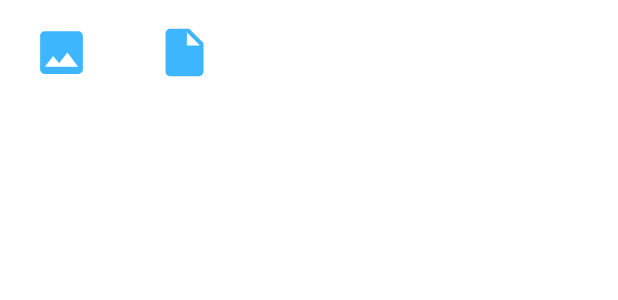
After one commit to scally-dev/messenger, an Android app: the layout choice_upload.xml on its own in the app's theme, with its tools: preview values and no code run, on a phone screen of 412 x 824 dp. The commit adds this screen. Shown: the top 300 px of the screen. Run offline under Robolectric (Android 15) with nearby library versions, the phone set to English and light mode, and no system bars.

Commit message:
48. отправка файлов

```diff
--- a/app/src/main/java/com/example/mymessenger/utilits/appConstants.kt
+++ b/app/src/main/java/com/example/mymessenger/utilits/appConstants.kt
@@ -7,3 +7,6 @@ lateinit var APP_ACTIVITY: MainActivity
 const val TYPE_MESSAGE_IMAGE = "image"
 const val TYPE_MESSAGE_TEXT = "text"
 const val TYPE_MESSAGE_VOICE ="voice"
+const val TYPE_MESSAGE_FILE = "file"
+
+const val PICK_FILE_REQUEST_CODE = 301
--- /dev/null
+++ b/app/src/main/res/drawable/ic_attach_file.xml
@@ -0,0 +1,5 @@
+<vector android:autoMirrored="true" android:height="24dp"
+    android:tint="#3EB6FF" android:viewportHeight="24"
+    android:viewportWidth="24" android:width="24dp" xmlns:android="http://schemas.android.com/apk/res/android">
+    <path android:fillColor="@android:color/white" android:pathData="M6,2c-1.1,0 -1.99,0.9 -1.99,2L4,20c0,1.1 0.89,2 1.99,2L18,22c1.1,0 2,-0.9 2,-2L20,8l-6,-6L6,2zM13,9L13,3.5L18.5,9L13,9z"/>
+</vector>
--- /dev/null
+++ b/app/src/main/res/drawable/ic_attach_image.xml
@@ -0,0 +1,5 @@
+<vector android:height="24dp" android:tint="#3EB6FF"
+    android:viewportHeight="24" android:viewportWidth="24"
+    android:width="24dp" xmlns:android="http://schemas.android.com/apk/res/android">
+    <path android:fillColor="@android:color/white" android:pathData="M21,19V5c0,-1.1 -0.9,-2 -2,-2H5c-1.1,0 -2,0.9 -2,2v14c0,1.1 0.9,2 2,2h14c1.1,0 2,-0.9 2,-2zM8.5,13.5l2.5,3.01L14.5,12l4.5,6H5l3.5,-4.5z"/>
+</vector>
--- /dev/null
+++ b/app/src/main/res/layout/choice_upload.xml
@@ -0,0 +1,28 @@
+<?xml version="1.0" encoding="utf-8"?>
+<LinearLayout xmlns:android="http://schemas.android.com/apk/res/android"
+    xmlns:app="http://schemas.android.com/apk/res-auto"
+    android:layout_width="match_parent"
+    android:layout_height="@dimen/bottom_sheet_height"
+    android:orientation="horizontal"
+    app:behavior_hideable="true"
+    app:behavior_peekHeight="0dp"
+    android:background="@color/white"
+    android:id="@+id/bottom_sheet_choice"
+    app:layout_behavior="com.google.android.material.bottomsheet.BottomSheetBehavior">
+
+    <ImageView
+        android:id="@+id/btn_attach_image"
+        android:layout_width="@dimen/btn_bottom_sheet_width"
+        android:layout_height="match_parent"
+        android:src="@drawable/ic_attach_image"
+        android:layout_margin="@dimen/app_margin"/>
+
+    <ImageView
+        android:id="@+id/btn_attach_file"
+        android:layout_width="@dimen/btn_bottom_sheet_width"
+        android:layout_height="match_parent"
+        android:src="@drawable/ic_attach_file"
+        android:layout_margin="@dimen/app_margin"/>
+
+
+</LinearLayout>
--- a/app/src/main/res/values/dimens.xml
+++ b/app/src/main/res/values/dimens.xml
@@ -14,6 +14,9 @@
     <dimen name="chat_voice_height">50dp</dimen>
     <dimen name="btn_voice_width">50dp</dimen>
     <dimen name="btn_voice_height">50dp</dimen>
+
+    <dimen name="bottom_sheet_height">70dp</dimen>
+    <dimen name="btn_bottom_sheet_width">50dp</dimen>
 
 
     <!--Toolbar-->
```
Also changed, not shown: app/src/main/java/com/example/mymessenger/ui/fragments/single_chat/SingleChatFragment.kt (+44 -10 lines), app/src/main/res/layout/fragment_single_chat.xml (+17 -5 lines).
